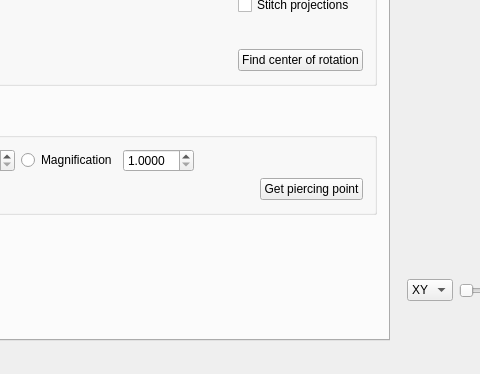
neutronimaging/imagingsuite, file applications/muhrec/src/muhrecmainwindow.ui: the form before one commit; both pictures show x 493 to 973 and y 475 to 849 of the 1343 by 849 pixel window.
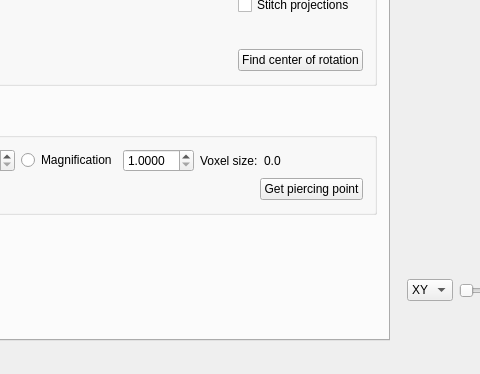
The form after the commit. The open tabs and pages were chosen to show the change. Custom widgets are drawn as their Qt base class.

Commit message: Added voxel size calculation to ui

Diff of the .ui file:
```diff
--- a/applications/muhrec/src/muhrecmainwindow.ui
+++ b/applications/muhrec/src/muhrecmainwindow.ui
@@ -1620,6 +1620,20 @@
                </property>
               </widget>
              </item>
+             <item>
+              <widget class="QLabel" name="label_15">
+               <property name="text">
+                <string>Voxel size:</string>
+               </property>
+              </widget>
+             </item>
+             <item>
+              <widget class="QLabel" name="label_voxelsize">
+               <property name="text">
+                <string>0.0</string>
+               </property>
+              </widget>
+             </item>
              <item>
               <spacer name="horizontalSpacer">
                <property name="orientation">
```
Left out of the diff: 4 changed lines with no effect on the pictures. The commit also changes 1 other file.
